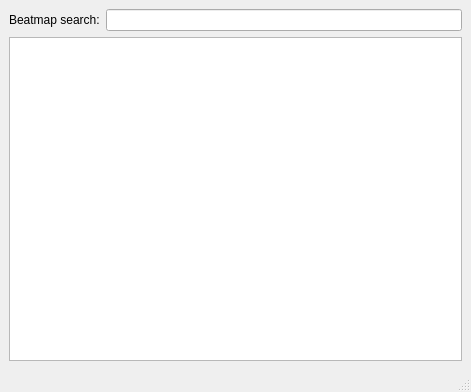
ekisu/NC2DT, file ui/main_window.ui: the form before one commit.
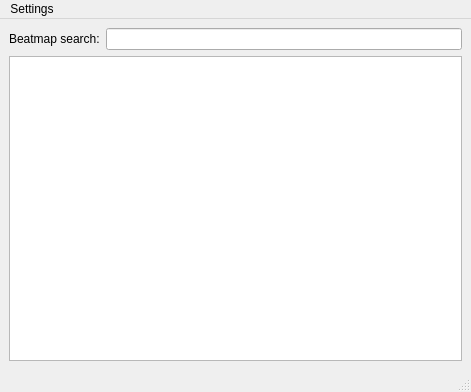
The form after the commit.

Commit message: main_window: allow changing osu_path

```diff
--- a/ui/main_window.ui
+++ b/ui/main_window.ui
@@ -47,6 +47,13 @@
      <height>21</height>
     </rect>
    </property>
+   <widget class="QMenu" name="menuSettings">
+    <property name="title">
+     <string>Settings</string>
+    </property>
+    <addaction name="actionChangeOsuPath"/>
+   </widget>
+   <addaction name="menuSettings"/>
   </widget>
   <widget class="QStatusBar" name="statusbar"/>
  </widget>
```
Left out of the diff: 5 changed lines with no effect on the pictures. The commit also changes 2 other files.
